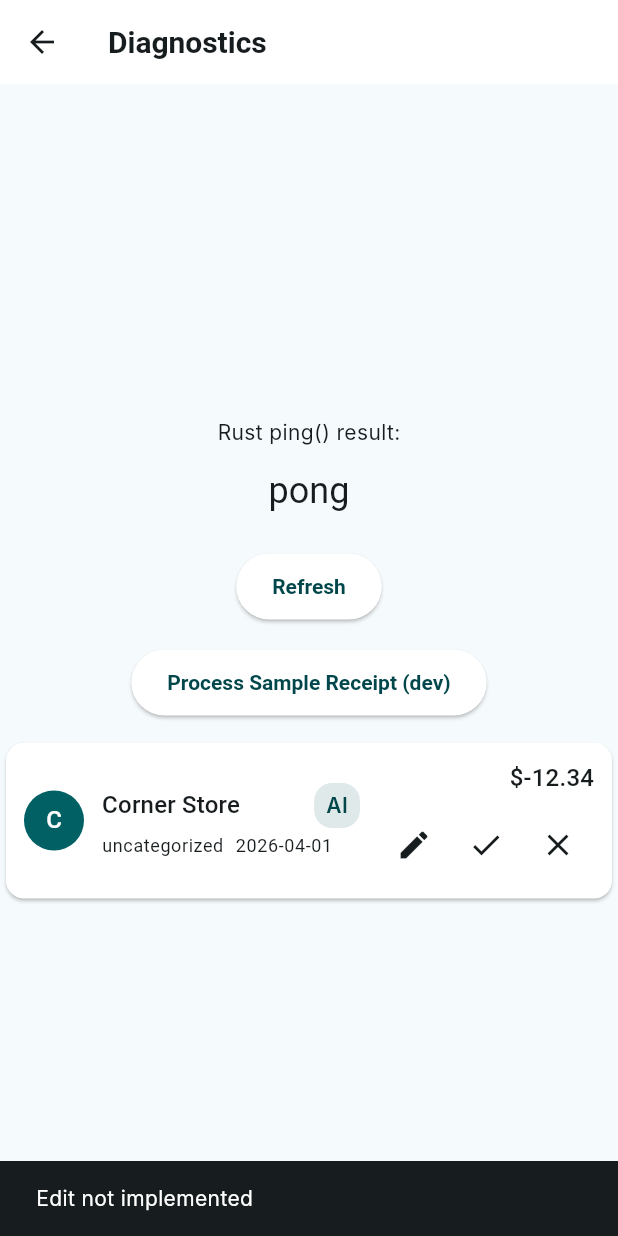
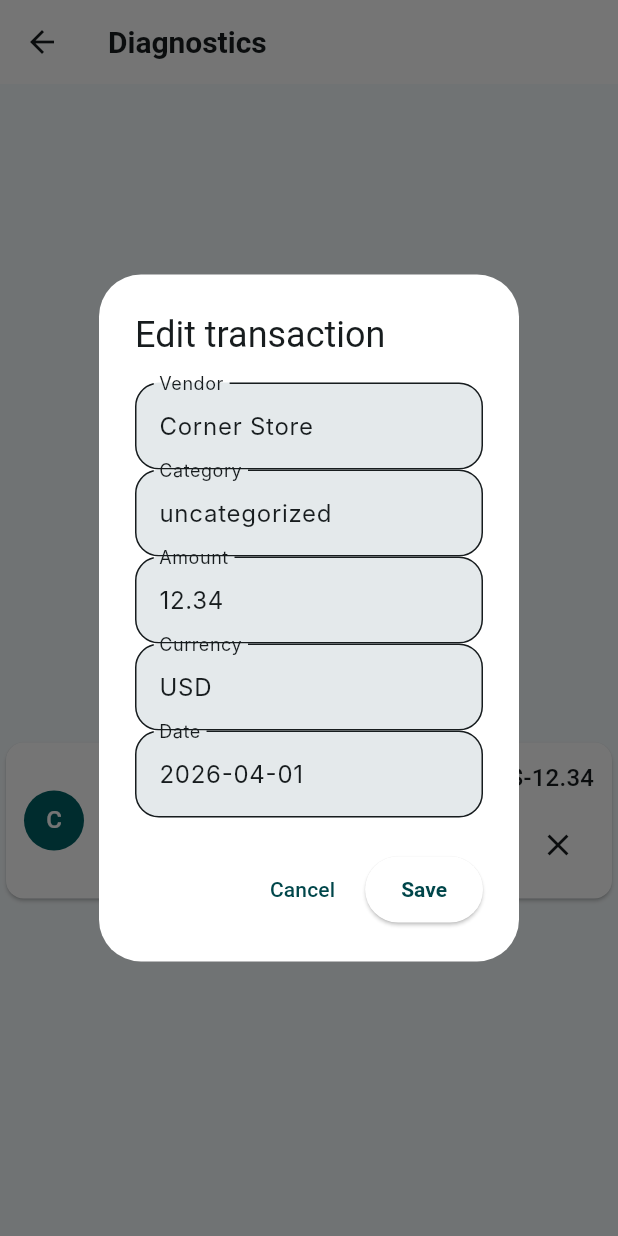
Before and after one commit to tianhaoz95/lumi, a Flutter app: the DiagnosticsScreen screen opened directly, after a tap on "Process Sample Receipt (dev)", after a tap on the "edit" icon, on a phone screen of 412 x 824 dp. Run offline on Flutter 3.47's test engine with Material 3 defaults, Android fonts, the phone set to English and light mode, and no system bars; our stand-ins replace appwrite, flutter_riverpod, go_router; missing offline and left inert: dart:ffi, flutter_rust_bridge; Roboto replaces fonts that are missing (Inter, Manrope).

Commit message:
feat(ui): TransactionCard confirm/edit flow (phase-3 4.2.3)
Confirm button calls log_transaction via FRB; Edit opens edit dialog and saves; Dismiss clears parsed receipt.

Co-authored-by: Copilot <223556219+Copilot@users.noreply.github.com>

```diff
--- a/lib/features/dev/diagnostics_screen.dart
+++ b/lib/features/dev/diagnostics_screen.dart
@@ -1,5 +1,4 @@
 import 'dart:convert';
-import 'dart:typed_data';
 import 'package:flutter/material.dart';
 import '../../shared/bridge/bridge.dart' as bridge;
 import '../../shared/bridge/lumi_core_bridge.dart' as lumi_bridge;
@@ -87,11 +86,80 @@ class _DiagnosticsScreenState extends State<DiagnosticsScreen> {
                 date: _receiptData!.date,
                 amount: -_receiptData!.totalAmount,
                 isTagged: true,
-                onConfirm: () {
-                  ScaffoldMessenger.of(context).showSnackBar(const SnackBar(content: Text('Confirmed (not yet persisted)')));
+                onConfirm: () async {
+                  try {
+                    final id = await lumi_bridge.LumiCoreBridge.logTransaction(
+                      vendor: _receiptData!.vendorName,
+                      amount: _receiptData!.totalAmount,
+                      currency: _receiptData!.currency,
+                      category: 'uncategorized',
+                      date: _receiptData!.date,
+                      receiptPath: null,
+                    );
+                    ScaffoldMessenger.of(context).showSnackBar(SnackBar(content: Text('Logged transaction id: $id')));
+                    setState(() {
+                      _receiptData = null;
+                      _receiptJson = null;
+                    });
+                  } catch (e) {
+                    ScaffoldMessenger.of(context).showSnackBar(SnackBar(content: Text('Failed to log transaction: $e')));
+                  }
                 },
-                onEdit: () {
-                  ScaffoldMessenger.of(context).showSnackBar(const SnackBar(content: Text('Edit not implemented')));
+                onEdit: () async {
+                  // show simple edit dialog and on Save call logTransaction with edited values
+                  final vendorCtrl = TextEditingController(text: _receiptData!.vendorName);
+                  final categoryCtrl = TextEditingController(text: 'uncategorized');
+                  final dateCtrl = TextEditingController(text: _receiptData!.date);
+                  final amountCtrl = TextEditingController(text: _receiptData!.totalAmount.toString());
+                  final currencyCtrl = TextEditingController(text: _receiptData!.currency);
+
+                  final saved = await showDialog<bool>(
+                    context: context,
+                    builder: (ctx) => AlertDialog(
+                      title: const Text('Edit transaction'),
+                      content: SingleChildScrollView(
+                        child: Column(
+                          mainAxisSize: MainAxisSize.min,
+                          children: [
+                            TextField(controller: vendorCtrl, decoration: const InputDecoration(labelText: 'Vendor')),
+                            TextField(controller: categoryCtrl, decoration: const InputDecoration(labelText: 'Category')),
+                            TextField(controller: amountCtrl, decoration: const InputDecoration(labelText: 'Amount'), keyboardType: TextInputType.number),
+                            TextField(controller: currencyCtrl, decoration: const InputDecoration(labelText: 'Currency')),
+                            TextField(controller: dateCtrl, decoration: const InputDecoration(labelText: 'Date')),
+                          ],
+                        ),
+                      ),
+                      actions: [
+                        TextButton(onPressed: () => Navigator.of(ctx).pop(false), child: const Text('Cancel')),
+                        ElevatedButton(
+                            onPressed: () async {
+                              Navigator.of(ctx).pop(true);
+                            },
+                            child: const Text('Save')),
+                      ],
+                    ),
+                  );
+
+                  if (saved == true) {
+                    try {
+                      final parsedAmount = double.tryParse(amountCtrl.text) ?? _receiptData!.totalAmount;
+                      final id = await lumi_bridge.LumiCoreBridge.logTransaction(
+                        vendor: vendorCtrl.text,
+                        amount: parsedAmount,
+                        currency: currencyCtrl.text,
+                        category: categoryCtrl.text,
+                        date: dateCtrl.text,
+                        receiptPath: null,
+                      );
+                      ScaffoldMessenger.of(context).showSnackBar(SnackBar(content: Text('Logged transaction id: $id')));
+                      setState(() {
+                        _receiptData = null;
+                        _receiptJson = null;
+                      });
+                    } catch (e) {
+                      ScaffoldMessenger.of(context).showSnackBar(SnackBar(content: Text('Failed to log transaction: $e')));
+                    }
+                  }
                 },
                 onDismiss: () {
                   setState(() {
--- a/lib/shared/bridge/lumi_core_bridge.dart
+++ b/lib/shared/bridge/lumi_core_bridge.dart
@@ -47,6 +47,39 @@ class LumiCoreBridge {
       if (res is List) return res.map((e) => Map<String, dynamic>.from(e as Map)).toList();
       if (res is String) return (json.decode(res) as List).map((e) => Map<String, dynamic>.from(e as Map)).toList();
       throw Exception('Unsupported response for query_transactions');
+    } catch (e) {
+      rethrow;
+    }
+  }
+
+  /// Call the native Rust `log_transaction` tool via MethodChannel/FRB.
+  /// Expects the Rust side to return either a string ID, an int, or a small map containing an ID.
+  static Future<String> logTransaction({
+    required String vendor,
+    required double amount,
+    required String currency,
+    required String category,
+    required String date,
+    String? receiptPath,
+  }) async {
+    try {
+      final res = await _channel.invokeMethod<dynamic>('log_transaction', <String, dynamic>{
+        'vendor': vendor,
+        'amount': amount,
+        'currency': currency,
+        'category': category,
+        'date': date,
+        'receipt_path': receiptPath,
+      });
+
+      if (res is String) return res;
+      if (res is int) return res.toString();
+      if (res is Map) {
+        final id = res['id'] ?? res['row_id'] ?? res['result'];
+        return id?.toString() ?? '';
+      }
+
+      return '';
     } catch (e) {
       rethrow;
     }
```
Also changed, not shown: 2 other files.
